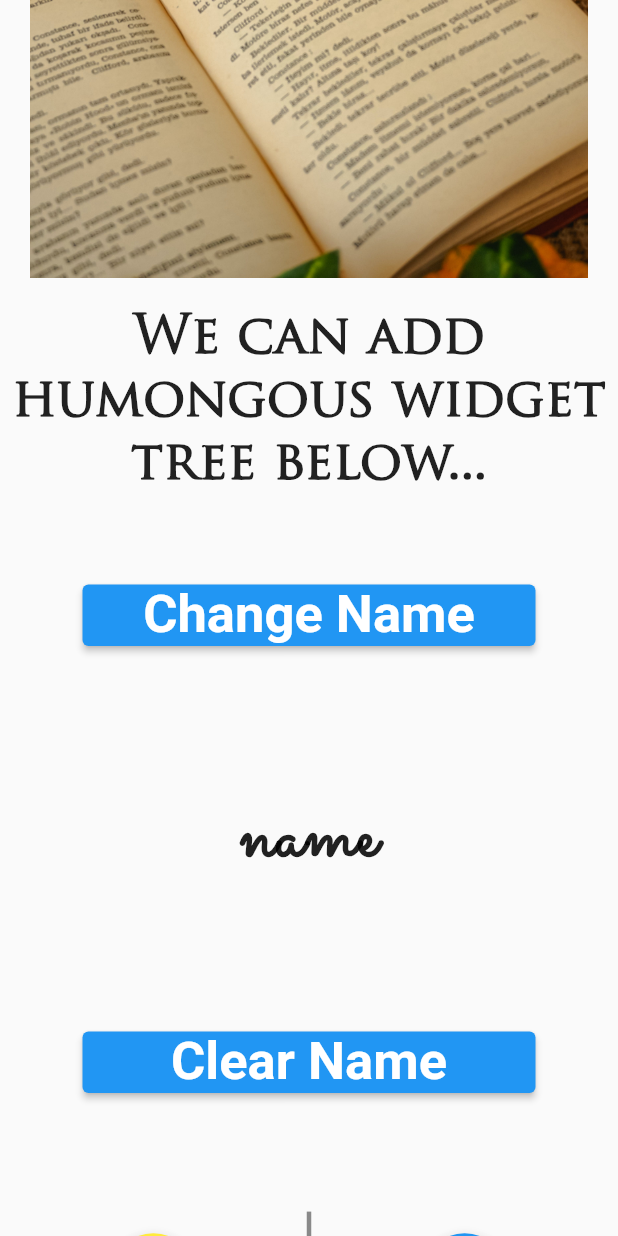
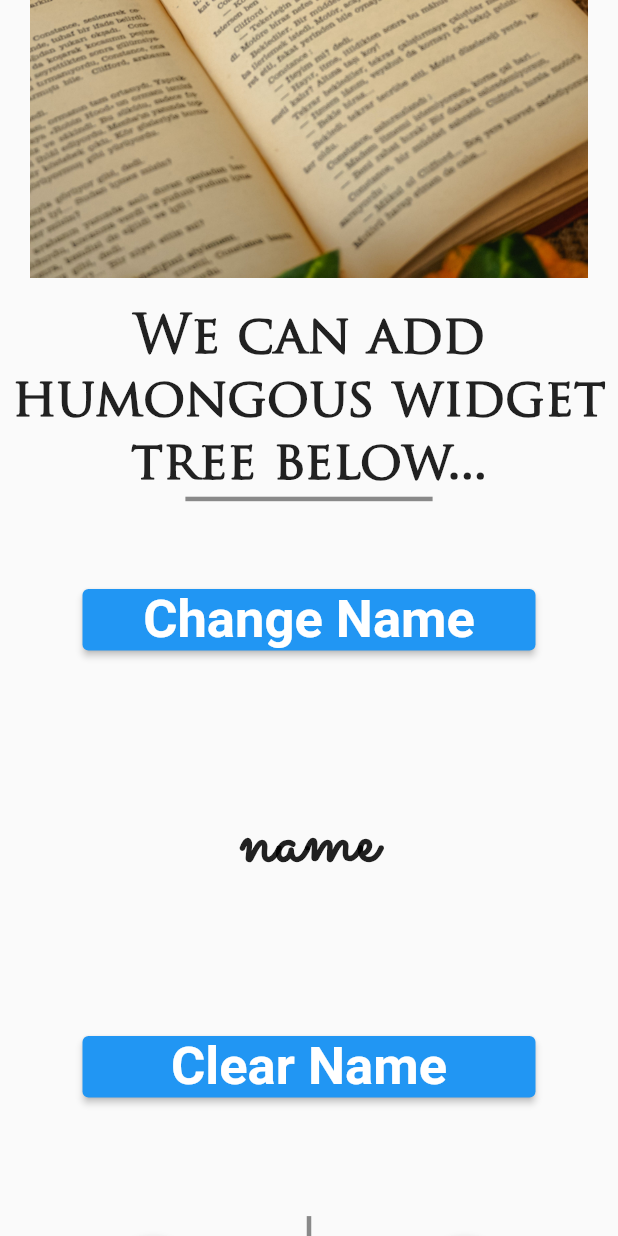
Before and after one commit to miyigun/model_view_controller_patterns, a Flutter app: the screen it shows after launch, scrolled down 576 dp, on a phone screen of 412 x 824 dp. Run offline on Flutter 3.47's test engine with Material 2 defaults, Android fonts, the phone set to English and light mode, and no system bars.

Commit message:
Third commit

```diff
--- a/lib/controller/home_page_controller.dart
+++ b/lib/controller/home_page_controller.dart
@@ -12,7 +12,7 @@ Widget textStyleTrajanPro(String trajan) => Text(
       textAlign: TextAlign.center,
     );
 
-Widget textStyleTSacramento(String sacramento) => Text(
+Widget textStyleSacramento(String sacramento) => Text(
       sacramento,
       style: const TextStyle(
         fontFamily: 'Sacramento',
--- a/lib/view/home_app.dart
+++ b/lib/view/home_app.dart
@@ -16,7 +16,7 @@ class HomeAppPage extends StatelessWidget {
         body: SafeArea(
           child: ListView(
             children: [
-              textStyleTSacramento('Provider Examples'),
+              textStyleSacramento('Provider Examples'),
               Container(
                 padding: const EdgeInsets.all(20.0),
                 child: Image.asset(
@@ -25,10 +25,11 @@ class HomeAppPage extends StatelessWidget {
                 ),
               ),
               textStyleTrajanPro('We can add humongous widget tree below...'),
+              const HorizontalLine(),
               changeNameButton(),
               Container(
                 padding: const EdgeInsets.all(30.0),
-                child: textStyleTSacramento(
+                child: textStyleSacramento(
                   Provider.of<FirstModel>(context, listen: true).name,
                 ),
               ),
```
